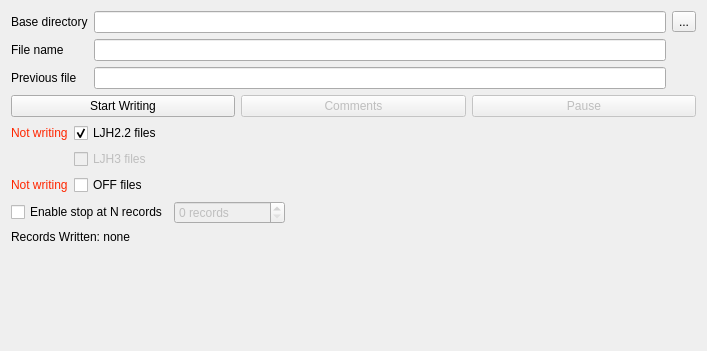
Above: dastardcommander/ui/writing.ui from usnistgov/dastardcommander before the change. Below: the same form after it.
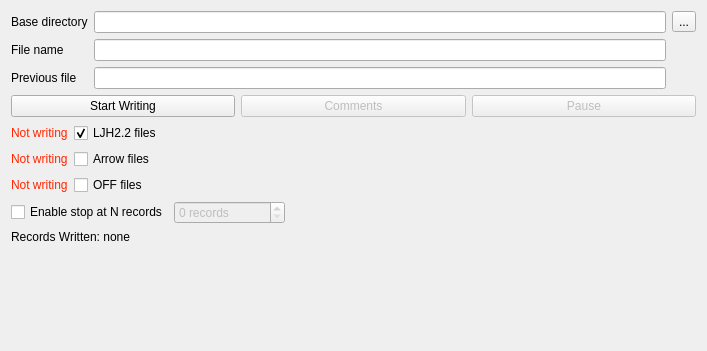
That is the form after the change.

Commit message:
Replace LJH3 writing with Arrows
Change the LJH3 checkbox to refer to and control writing of Arrows files, not LJH3 (which had been only a theoretical option, and disabled in the GUI).

What changed in the file:
```diff
--- a/dastardcommander/ui/writing.ui
+++ b/dastardcommander/ui/writing.ui
@@ -154,16 +154,20 @@
        </property>
       </widget>
      </item>
+     <item row="1" column="0">
+      <widget class="QLabel" name="label_Arrow">
+       <property name="text">
+        <string>&lt;html&gt;&lt;head/&gt;&lt;body&gt;&lt;p&gt;&lt;span style=&quot; color:#ff2600;&quot;&gt;Not writing&lt;/span&gt;&lt;/p&gt;&lt;/body&gt;&lt;/html&gt;</string>
+       </property>
+      </widget>
+     </item>
      <item row="1" column="1">
-      <widget class="QCheckBox" name="checkBox_LJH3">
-       <property name="enabled">
-        <bool>false</bool>
-       </property>
+      <widget class="QCheckBox" name="checkBox_Arrow">
        <property name="toolTip">
         <string>Should we write LJH version 3 files? [not yet possible]</string>
        </property>
        <property name="text">
-        <string>LJH3 files</string>
+        <string>Arrow files</string>
        </property>
       </widget>
      </item>
```
Left out of the diff: 2 changed lines with no effect on the pictures. The commit also changes 1 other file.
